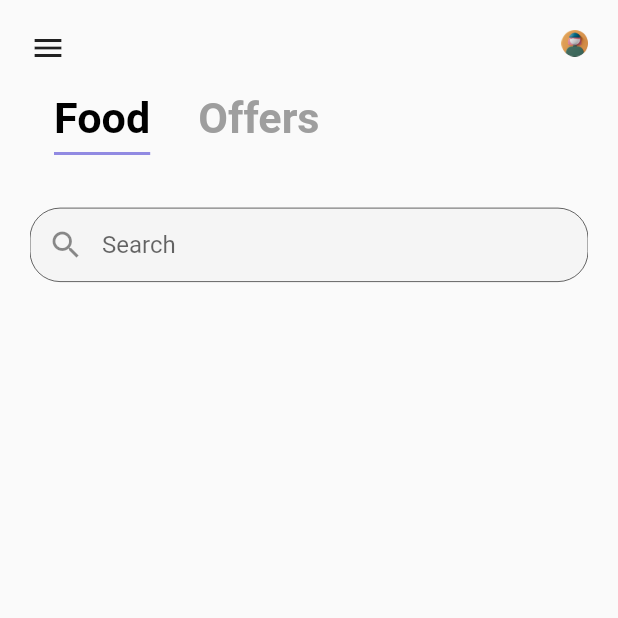
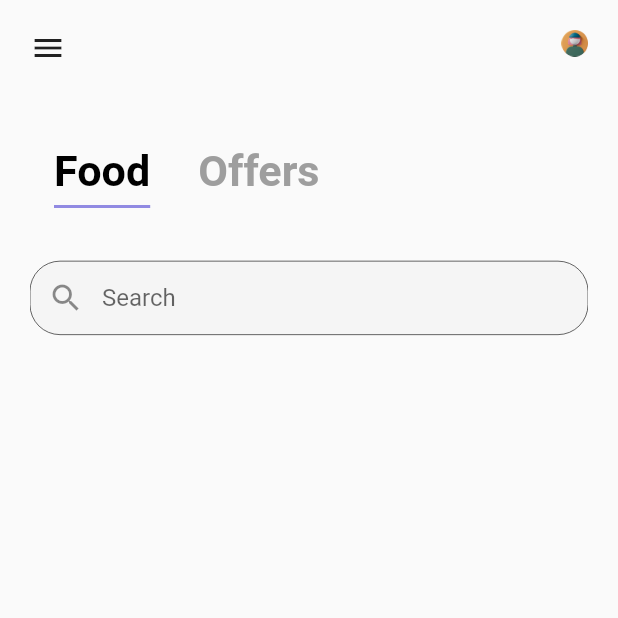
Before and after one commit to chrisokoriedev/foodui_apetch_class, a Flutter app: the screen it shows after launch, on a phone screen of 412 x 824 dp, the top half of it. Run offline on Flutter 3.47's test engine with Material 2 defaults, Android fonts, the phone set to English and light mode, and no system bars; our stand-ins replace flutter_screenutil, get, liquid_swipe.

Commit message:
food section

```diff
--- a/lib/view/foodsection.dart
+++ b/lib/view/foodsection.dart
@@ -18,8 +18,8 @@ class FoodSection extends StatelessWidget {
                 fillColor: kGreyColor,
                 hintText: 'Search',
                 filled: true,
-                contentPadding: EdgeInsets.all(15),
-                prefixIcon: Icon(Icons.search),
+                contentPadding: const EdgeInsets.all(15),
+                prefixIcon: const Icon(Icons.search),
                 border: OutlineInputBorder(
                     borderRadius: BorderRadius.circular(20))),
           )
--- a/lib/view/mainScreen.dart
+++ b/lib/view/mainScreen.dart
@@ -32,7 +32,7 @@ class MainScreen extends StatelessWidget {
                     ],
                   ),
                 ),
-                sizedHeight(20),
+                sizedHeight(60),
                 Row(
                   children: [
                     TabBar(
--- a/lib/view/offersection.dart
+++ b/lib/view/offersection.dart
@@ -168,7 +168,7 @@ class _OfferPageState extends State<OfferPage> {
                               alignment: Alignment.center,
                             ),
                             sizedHeight(20),
-                            Text(data.foodName,style: TextStyle(fontWeight: FontWeight.w600,),),
+                            Text(data.foodName,style: const TextStyle(fontWeight: FontWeight.w600,),),
                           ],
                         ),
                       );
```
